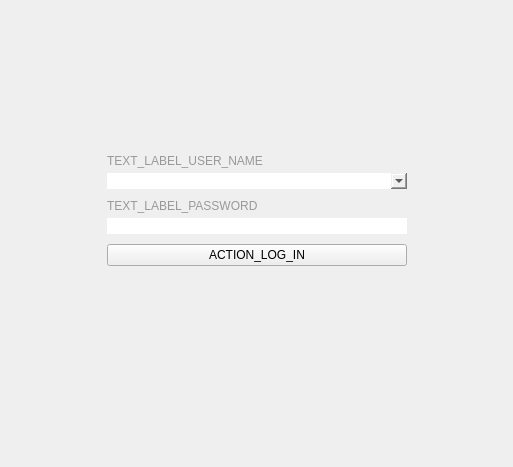
Before: the Qt Designer form parsec/core/gui/forms/login_widget.ui in Scille/parsec-cloud, drawn with Qt 5.
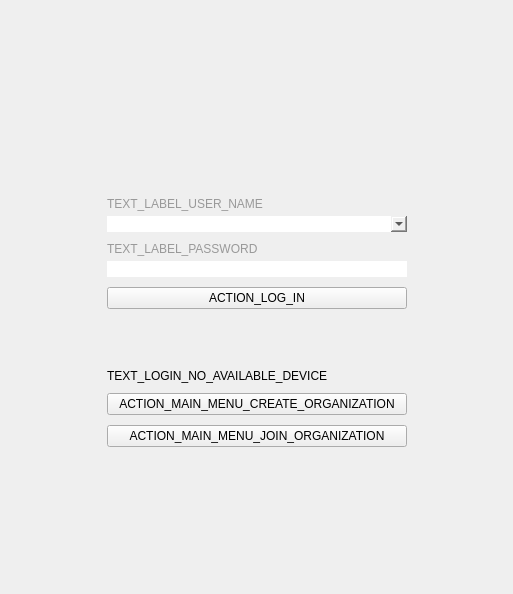
After: the same form once the commit is applied. Icons and pictures are not drawn. Custom widgets are drawn as their Qt base class.

Commit message: [GUI] Hide device from available devices if connected, added buttons if no device to connect with

```diff
--- a/parsec/core/gui/forms/login_widget.ui
+++ b/parsec/core/gui/forms/login_widget.ui
@@ -7,7 +7,7 @@
     <x>0</x>
     <y>0</y>
     <width>513</width>
-    <height>467</height>
+    <height>594</height>
    </rect>
   </property>
   <property name="sizePolicy">
@@ -113,7 +113,7 @@
        </property>
        <layout class="QVBoxLayout" name="verticalLayout_3">
         <property name="spacing">
-         <number>30</number>
+         <number>10</number>
         </property>
         <property name="leftMargin">
          <number>0</number>
@@ -183,6 +183,27 @@
          </layout>
         </item>
         <item>
+         <widget class="QWidget" name="widget_login" native="true">
+          <property name="focusPolicy">
+           <enum>Qt::NoFocus</enum>
+          </property>
+          <layout class="QVBoxLayout" name="verticalLayout_6">
+           <property name="spacing">
+            <number>0</number>
+           </property>
+           <property name="leftMargin">
+            <number>0</number>
+           </property>
+           <property name="topMargin">
+            <number>0</number>
+           </property>
+           <property name="rightMargin">
+            <number>0</number>
+           </property>
+           <property name="bottomMargin">
+            <number>0</number>
+           </property>
+           <item>
          <layout class="QVBoxLayout" name="verticalLayout_2">
           <property name="spacing">
            <number>10</number>
@@ -249,6 +270,63 @@
            </spacer>
           </item>
          </layout>
+           </item>
+          </layout>
+         </widget>
+        </item>
+        <item>
+         <widget class="QWidget" name="widget_no_device" native="true">
+          <layout class="QVBoxLayout" name="verticalLayout_7">
+           <property name="spacing">
+            <number>10</number>
+           </property>
+           <property name="leftMargin">
+            <number>0</number>
+           </property>
+           <property name="topMargin">
+            <number>0</number>
+           </property>
+           <property name="rightMargin">
+            <number>0</number>
+           </property>
+           <property name="bottomMargin">
+            <number>0</number>
+           </property>
+           <item>
+            <widget class="QLabel" name="label_no_device">
+             <property name="text">
+              <string>TEXT_LOGIN_NO_AVAILABLE_DEVICE</string>
+             </property>
+             <property name="alignment">
+              <set>Qt::AlignJustify|Qt::AlignVCenter</set>
+             </property>
+             <property name="wordWrap">
+              <bool>true</bool>
+             </property>
+            </widget>
+           </item>
+           <item>
+            <widget class="QPushButton" name="button_create_org">
+             <property name="focusPolicy">
+              <enum>Qt::ClickFocus</enum>
+             </property>
+             <property name="text">
+              <string>ACTION_MAIN_MENU_CREATE_ORGANIZATION</string>
+             </property>
+            </widget>
+           </item>
+           <item>
+            <widget class="QPushButton" name="button_join_org">
+             <property name="focusPolicy">
+              <enum>Qt::ClickFocus</enum>
+             </property>
+             <property name="text">
+              <string>ACTION_MAIN_MENU_JOIN_ORGANIZATION</string>
+             </property>
+            </widget>
+           </item>
+          </layout>
+         </widget>
         </item>
        </layout>
       </widget>
```
Lines whose indentation alone changed are shown as unchanged. The commit also changes 10 other files.
